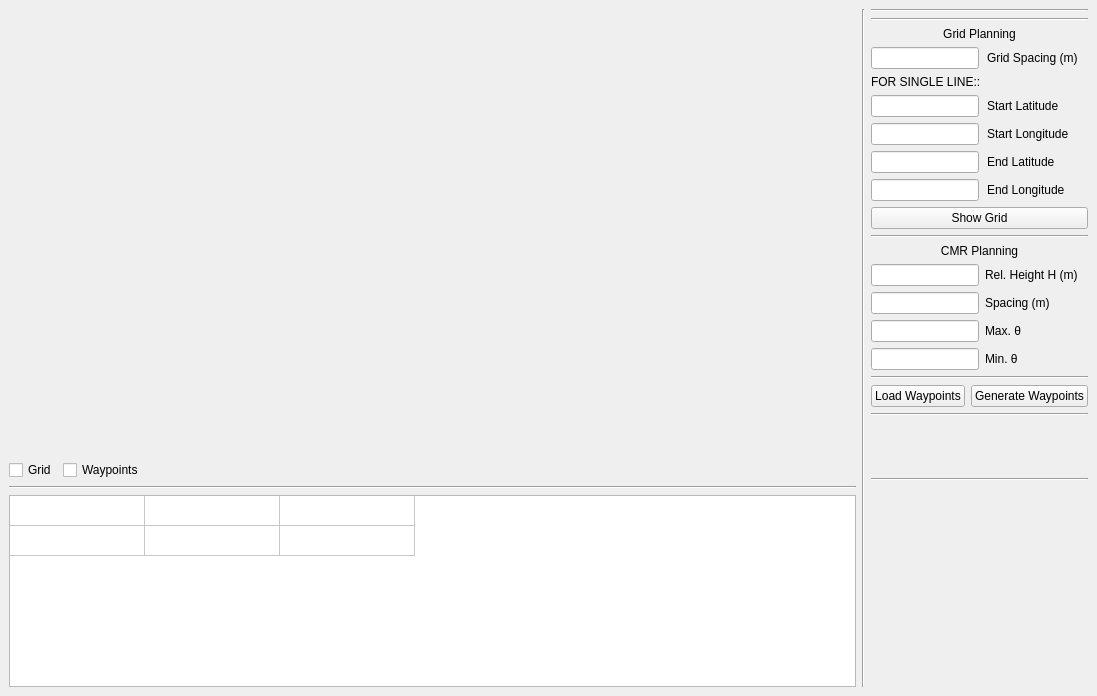
First picture: the form in src/main/python/gust/gui/ui/cmr_window.ui, repository drjdlarson/gust, before the edit.
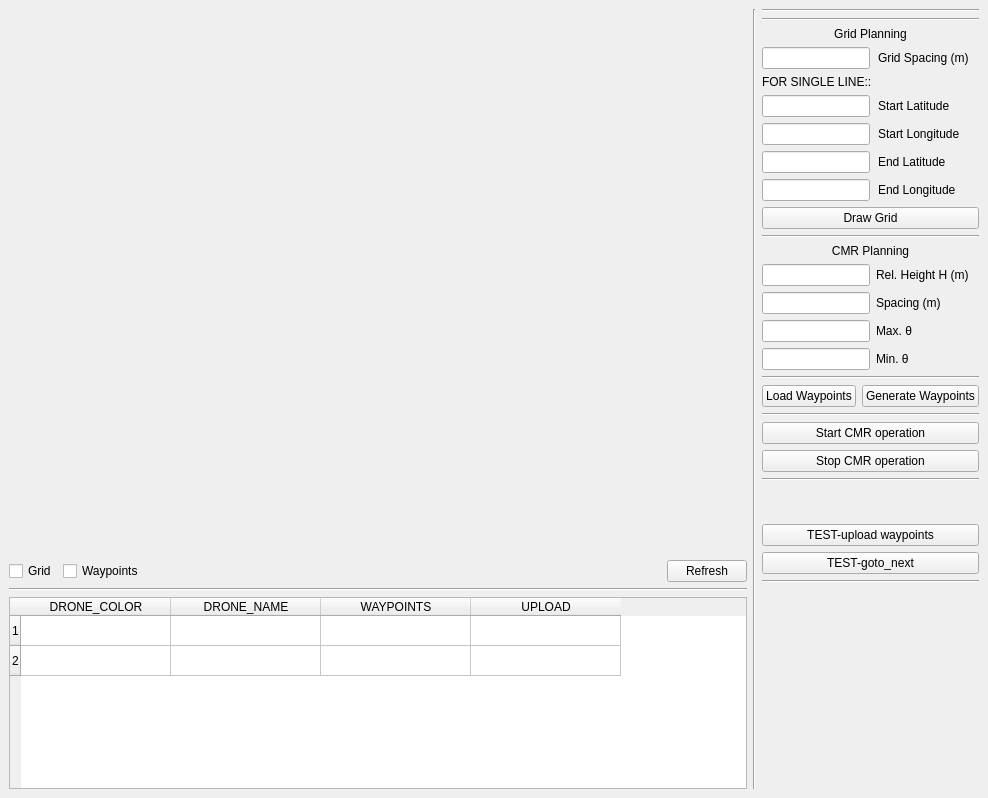
Second picture: the form after the edit. Custom widgets are drawn as their Qt base class.

Commit message: added current progress with backend structure for CMR operation

Patch:
```diff
--- a/src/main/python/gust/gui/ui/cmr_window.ui
+++ b/src/main/python/gust/gui/ui/cmr_window.ui
@@ -6,8 +6,8 @@
    <rect>
     <x>0</x>
     <y>0</y>
-    <width>1097</width>
-    <height>696</height>
+    <width>988</width>
+    <height>798</height>
    </rect>
   </property>
   <property name="windowTitle">
@@ -56,6 +56,13 @@
           </property>
          </spacer>
         </item>
+        <item>
+         <widget class="QPushButton" name="pushButton_refresh">
+          <property name="text">
+           <string>Refresh</string>
+          </property>
+         </widget>
+        </item>
        </layout>
       </item>
       <item>
@@ -74,34 +81,60 @@
          <number>2</number>
         </property>
         <property name="columnCount">
-         <number>3</number>
+         <number>4</number>
         </property>
         <attribute name="horizontalHeaderVisible">
+         <bool>true</bool>
+        </attribute>
+        <attribute name="horizontalHeaderCascadingSectionResizes">
          <bool>false</bool>
         </attribute>
+        <attribute name="horizontalHeaderDefaultSectionSize">
+         <number>150</number>
+        </attribute>
         <attribute name="horizontalHeaderMinimumSectionSize">
          <number>60</number>
         </attribute>
-        <attribute name="horizontalHeaderDefaultSectionSize">
-         <number>135</number>
+        <attribute name="horizontalHeaderShowSortIndicator" stdset="0">
+         <bool>false</bool>
         </attribute>
         <attribute name="horizontalHeaderStretchLastSection">
          <bool>false</bool>
         </attribute>
         <attribute name="verticalHeaderVisible">
-         <bool>false</bool>
+         <bool>true</bool>
         </attribute>
         <attribute name="verticalHeaderHighlightSections">
          <bool>true</bool>
         </attribute>
+        <attribute name="verticalHeaderMinimumSectionSize">
+         <number>20</number>
+        </attribute>
         <attribute name="verticalHeaderStretchLastSection">
          <bool>false</bool>
         </attribute>
         <row/>
         <row/>
-        <column/>
-        <column/>
-        <column/>
+        <column>
+         <property name="text">
+          <string>DRONE_COLOR</string>
+         </property>
+        </column>
+        <column>
+         <property name="text">
+          <string>DRONE_NAME</string>
+         </property>
+        </column>
+        <column>
+         <property name="text">
+          <string>WAYPOINTS</string>
+         </property>
+        </column>
+        <column>
+         <property name="text">
+          <string>UPLOAD</string>
+         </property>
+        </column>
        </widget>
       </item>
      </layout>
@@ -221,7 +254,7 @@
       <item>
        <widget class="QPushButton" name="pushButton_draw_grid">
         <property name="text">
-         <string>Show Grid</string>
+         <string>Draw Grid</string>
         </property>
        </widget>
       </item>
@@ -318,6 +351,27 @@
         </property>
        </widget>
       </item>
+      <item>
+       <widget class="QPushButton" name="pushButton_start_cmr">
+        <property name="text">
+         <string>Start CMR operation</string>
+        </property>
+       </widget>
+      </item>
+      <item>
+       <widget class="QPushButton" name="pushButton_stop_cmr">
+        <property name="text">
+         <string>Stop CMR operation</string>
+        </property>
+       </widget>
+      </item>
+      <item>
+       <widget class="Line" name="line_9">
+        <property name="orientation">
+         <enum>Qt::Horizontal</enum>
+        </property>
+       </widget>
+      </item>
       <item>
        <spacer name="verticalSpacer">
         <property name="orientation">
@@ -331,6 +385,20 @@
         </property>
        </spacer>
       </item>
+      <item>
+       <widget class="QPushButton" name="pushButton_test_upload_waypoints">
+        <property name="text">
+         <string>TEST-upload waypoints</string>
+        </property>
+       </widget>
+      </item>
+      <item>
+       <widget class="QPushButton" name="pushButton_test_goto_next">
+        <property name="text">
+         <string>TEST-goto_next</string>
+        </property>
+       </widget>
+      </item>
       <item>
        <widget class="Line" name="line_8">
         <property name="orientation">
```
The commit also changes 19 other files.
